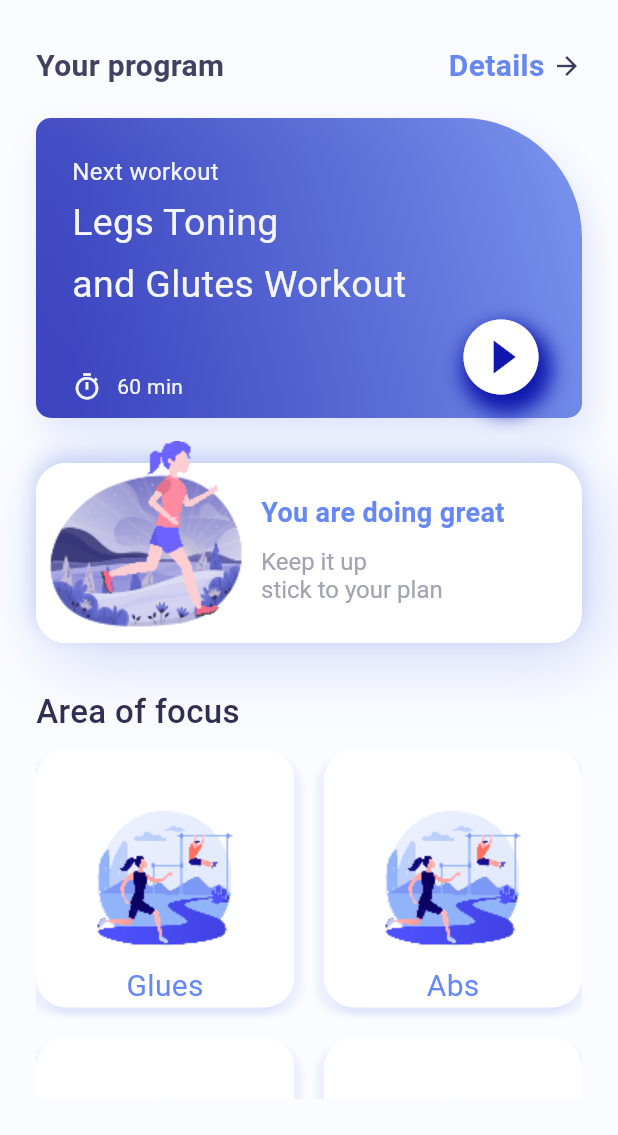
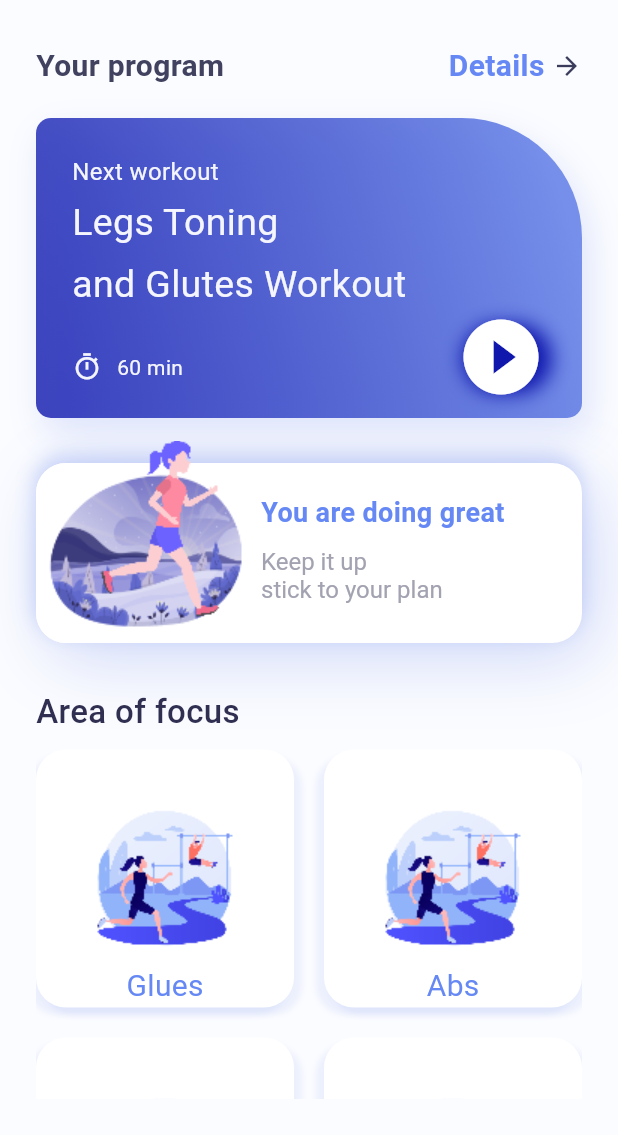
Before and after one commit to thuhoai179/flutter-training-app, a Flutter app: the screen it shows after launch, on a phone screen of 412 x 824 dp, the part 101-1236 px from its top. Run offline on Flutter 3.47's test engine with Material 3 defaults, Android fonts, the phone set to English and light mode, and no system bars; our stand-ins replace get.

Commit message:
bottom overflowed by pixels

```diff
--- a/lib/home_page.dart
+++ b/lib/home_page.dart
@@ -144,7 +144,8 @@ class _HomePageState extends State<HomePage> {
                             fontSize: 25,
                             color: color.AppColor.homePageContainerTextSmall),
                       ),
-                      Row(
+                      Expanded(
+                        child: Row(
                           crossAxisAlignment: CrossAxisAlignment.end,
                           children: [
                             Icon(
@@ -159,8 +160,8 @@ class _HomePageState extends State<HomePage> {
                               "60 min",
                               style: TextStyle(
                                   fontSize: 14,
-                                color:
-                                    color.AppColor.homePageContainerTextSmall),
+                                  color: color
+                                      .AppColor.homePageContainerTextSmall),
                             ),
                             Expanded(child: Container()),
                             Container(
@@ -180,6 +181,7 @@ class _HomePageState extends State<HomePage> {
                               ),
                             )
                           ],
+                        ),
                       )
                     ],
                   ),
--- a/pubspec.yaml
+++ b/pubspec.yaml
@@ -44,7 +44,7 @@ dev_dependencies:
   # activated in the `analysis_options.yaml` file located at the root of your
   # package. See that file for information about deactivating specific lint
   # rules and activating additional ones.
-  flutter_lints: ^2.0.0
+  flutter_lints: ^4.0.0
 
 # For information on the generic Dart part of this file, see the
 # following page: https://dart.dev/tools/pub/pubspec
```
Also changed, not shown: pubspec.lock, 105 other files. Lines whose indentation alone changed are shown as unchanged.
